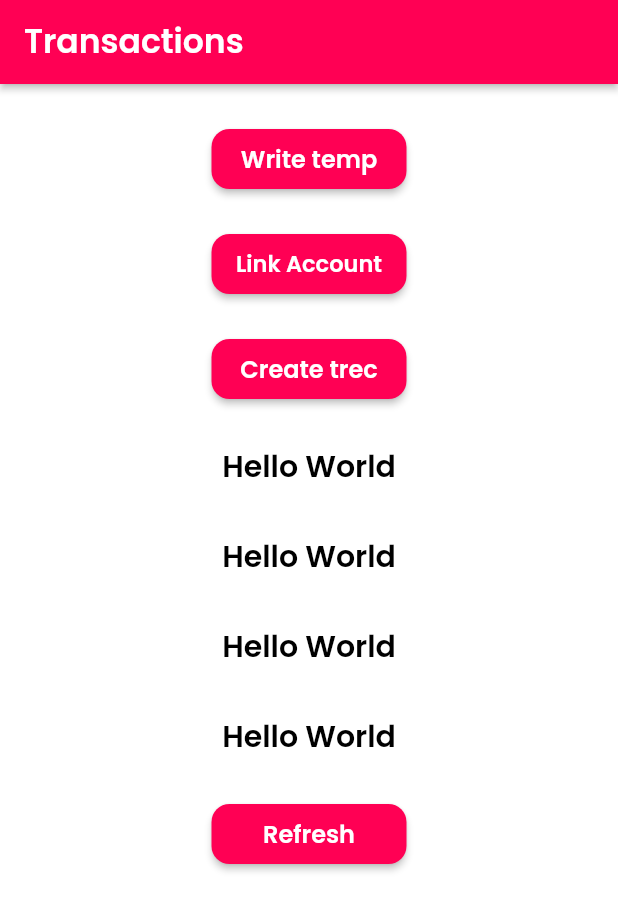
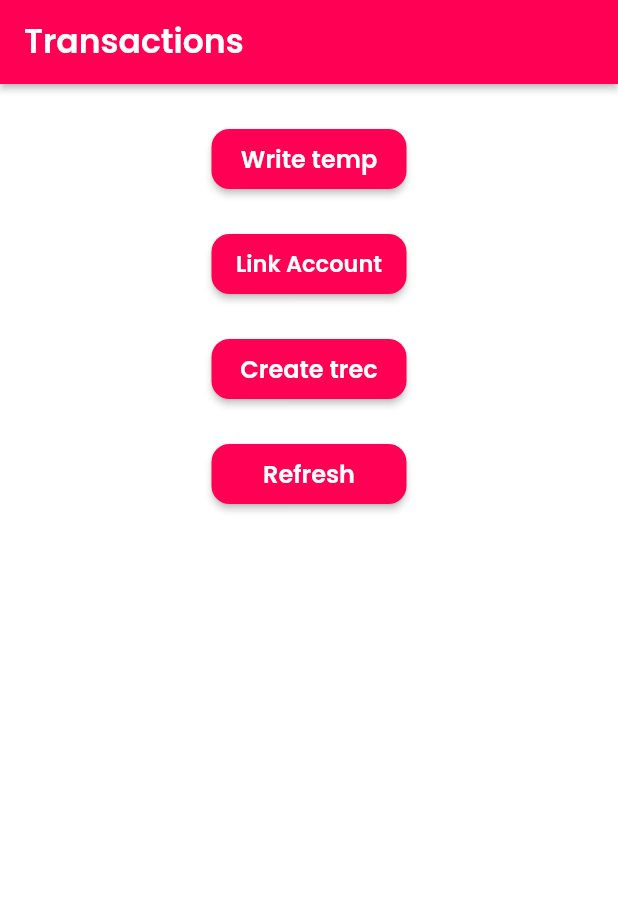
Before and after one commit to obkaro/evi-finance-sc, a Flutter app: the TransactionsWidget screen opened directly, on a phone screen of 412 x 824 dp. Shown: the top 911 px of the screen. Run offline on Flutter 3.47's test engine with Material 2 defaults, Android fonts, the phone set to English and light mode, and no system bars; drawn by our look-alikes of auto_size_text; our stand-ins replace built_collection, built_value, cloud_firestore, equatable, firebase_auth, firebase_core and 9 more; missing offline and left inert: algolia, json_path, mono_flutter; accounts and stored records are empty; generated files the repository leaves out were written again.

Commit message:
Updating to latest FlutterFlow output.

```diff
--- a/lib/transactions/transactions_widget.dart
+++ b/lib/transactions/transactions_widget.dart
@@ -147,38 +147,6 @@ class _TransactionsWidgetState extends State<TransactionsWidget> {
                                 ),
                               ),
                             ),
-                            Padding(
-                              padding:
-                                  EdgeInsetsDirectional.fromSTEB(0, 0, 0, 30),
-                              child: Text(
-                                'Hello World',
-                                style: FlutterFlowTheme.of(context).title3,
-                              ),
-                            ),
-                            Padding(
-                              padding:
-                                  EdgeInsetsDirectional.fromSTEB(0, 0, 0, 30),
-                              child: Text(
-                                'Hello World',
-                                style: FlutterFlowTheme.of(context).title3,
-                              ),
-                            ),
-                            Padding(
-                              padding:
-                                  EdgeInsetsDirectional.fromSTEB(0, 0, 0, 30),
-                              child: Text(
-                                'Hello World',
-                                style: FlutterFlowTheme.of(context).title3,
-                              ),
-                            ),
-                            Padding(
-                              padding:
-                                  EdgeInsetsDirectional.fromSTEB(0, 0, 0, 30),
-                              child: Text(
-                                'Hello World',
-                                style: FlutterFlowTheme.of(context).title3,
-                              ),
-                            ),
                             FFButtonWidget(
                               onPressed: () {
                                 print('Button pressed ...');
```
